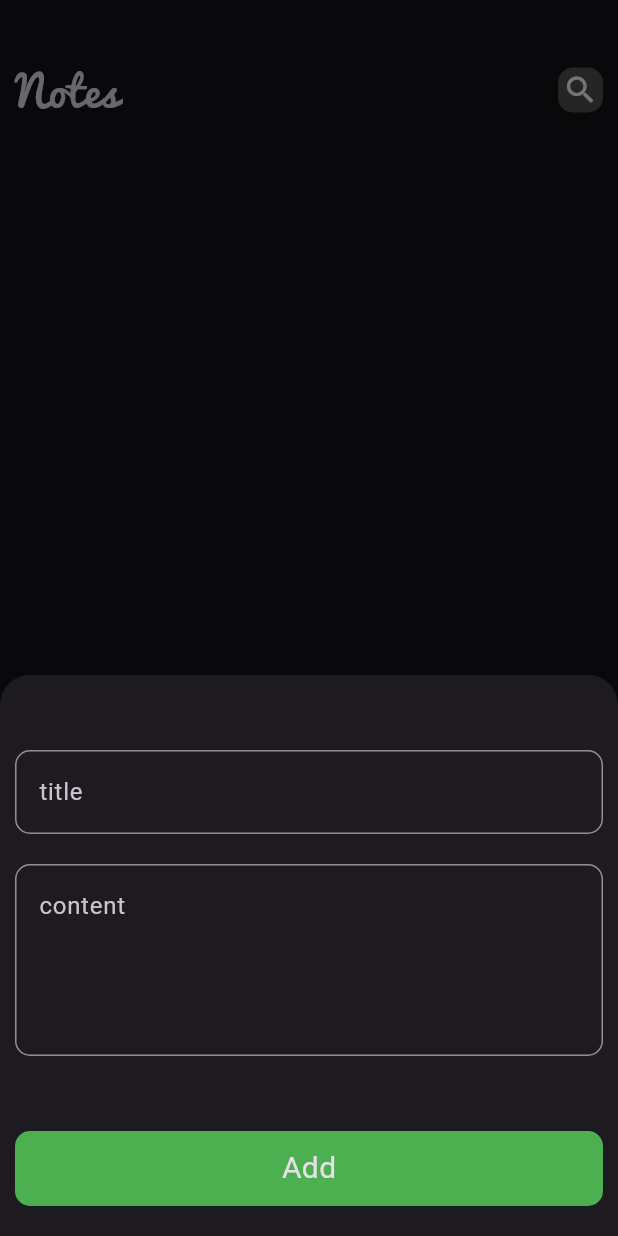
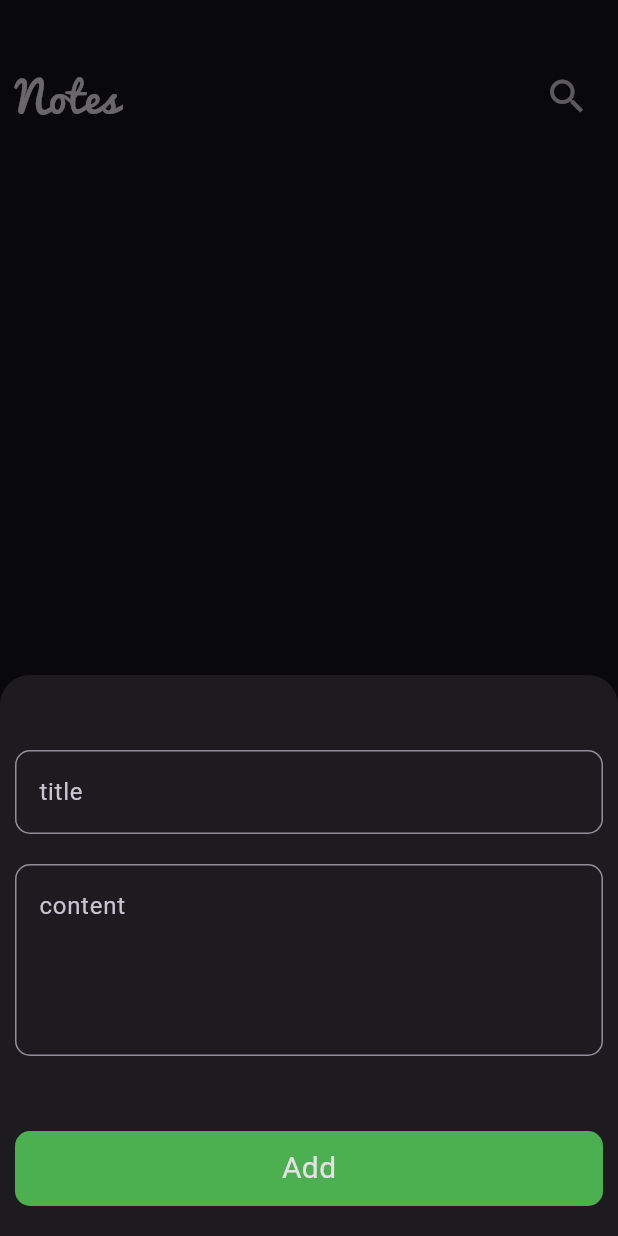
Before and after one commit to Desha933/notes_app, a Flutter app: the screen it shows after launch, after a tap on the "add" icon, on a phone screen of 412 x 824 dp. Run offline on Flutter 3.47's test engine with Material 3 defaults, Android fonts, the phone set to English and light mode, and no system bars; our stand-ins replace flutter_bloc, hive, hive_flutter; accounts and stored records are empty.

```diff
--- a/lib/models/notemodel.dart
+++ b/lib/models/notemodel.dart
@@ -4,13 +4,13 @@ part 'notemodel.g.dart';
 @HiveType(typeId: 1)
 class NoteModel extends HiveObject {
   @HiveField(0)
-  final String title;
+  String title;
   @HiveField(1)
-  final String subtitle;
+  String subtitle;
   @HiveField(2)
   final String date;
   @HiveField(3)
-  final int color;
+  int color;
 
   NoteModel(
       {required this.title,
--- a/lib/views/notesview.dart
+++ b/lib/views/notesview.dart
@@ -21,7 +21,8 @@ class _NotesViewState extends State<NotesView> {
             height: 30,
           ),
           CustomAppBar(
-            icon: Icon(Icons.search),
+            icon: IconButton(
+                iconSize: 30, onPressed: () {}, icon: Icon(Icons.search)),
             titlepage: 'Notes',
           ),
           CustomNotesListView(),
--- a/lib/widgets/appbar.dart
+++ b/lib/widgets/appbar.dart
@@ -3,7 +3,7 @@ import 'package:notes_app/constant.dart';
 
 class CustomAppBar extends StatelessWidget {
   const CustomAppBar({super.key, required this.icon, required this.titlepage});
-  final Icon icon;
+  final IconButton icon;
   final String titlepage;
   // This widget is the root of your application.
   @override
@@ -15,14 +15,15 @@ class CustomAppBar extends StatelessWidget {
           style: TextStyle(fontSize: 28, fontFamily: kPacificofont),
         ),
         Spacer(),
-        Container(
-          width: 30,
-          height: 30,
-          decoration: BoxDecoration(
-              color: const Color.fromARGB(255, 83, 81, 81),
-              borderRadius: BorderRadius.circular(10)),
-          child: icon,
-        ),
+        icon
+        // Container(
+        //   width: 35,
+        //   height: 35,
+        //   decoration: BoxDecoration(
+        //       color: const Color.fromARGB(255, 83, 81, 81),
+        //       borderRadius: BorderRadius.circular(10)),
+        //   child: Center(child: icon),
+        // ),
       ],
     );
   }
--- a/lib/widgets/noteitem.dart
+++ b/lib/widgets/noteitem.dart
@@ -14,7 +14,9 @@ class CustomNoteItem extends StatelessWidget {
     return GestureDetector(
       onTap: () {
         Navigator.push(context, MaterialPageRoute(builder: (context) {
-          return EditView();
+          return EditView(
+            note: note,
+          );
         }));
       },
       child: Padding(
--- a/lib/widgets/textformfield.dart
+++ b/lib/widgets/textformfield.dart
@@ -2,10 +2,15 @@ import 'package:flutter/material.dart';
 
 class CustomTextField extends StatelessWidget {
   const CustomTextField(
-      {super.key, required this.hint, this.minlines = 1, this.onsaved});
+      {super.key,
+      required this.hint,
+      this.minlines = 1,
+      this.onsaved,
+      this.onchanged});
   final String hint;
   final int minlines;
   final void Function(String?)? onsaved;
+  final void Function(String?)? onchanged;
   // This widget is the root of your application.
   @override
   Widget build(BuildContext context) {
@@ -17,6 +22,7 @@ class CustomTextField extends StatelessWidget {
           return null;
         }
       },
+      onChanged: onchanged,
       onSaved: onsaved,
       minLines: minlines,
       maxLines: 9,
```
Also changed, not shown: lib/views/editview.dart (+12 -27 lines), lib/widgets/editnotebody.dart (added, +58 -0 lines), 4 other files.
